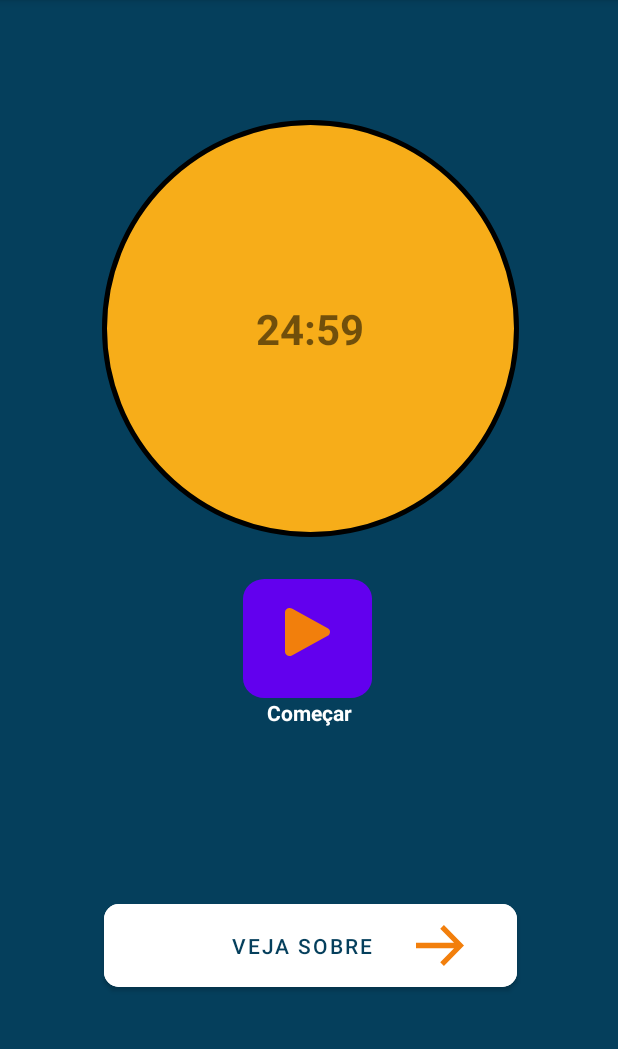
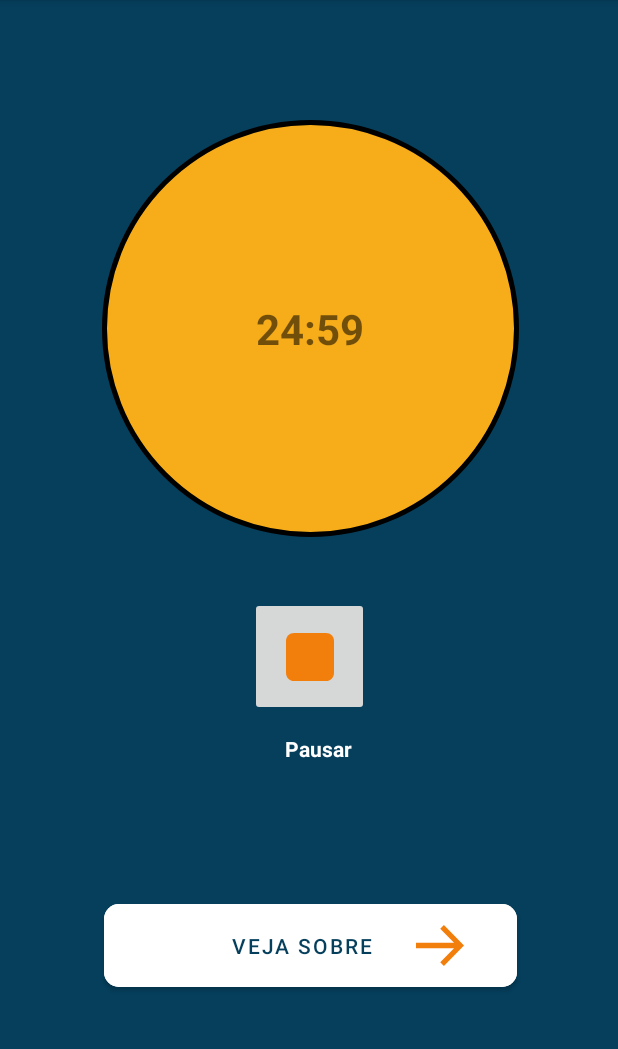
Before and after one commit to ulipese/pocus-app, an Android app: the screen it shows after launch (MainActivity), after a tap on an icon or button, on a phone screen of 412 x 824 dp, the part 84-1133 px from its top. Run offline under Robolectric (Android 15) with nearby library versions, the phone set to English and light mode, and no system bars.

Commit message:
To perdendo a cabeça

```diff
--- a/app/src/main/java/com/example/pocusapp/MainActivity.java
+++ b/app/src/main/java/com/example/pocusapp/MainActivity.java
@@ -13,6 +13,7 @@ import android.os.CountDownTimer;
 import android.os.Vibrator;
 import android.view.View;
 import android.widget.Button;
+import android.widget.ImageButton;
 import android.widget.TextView;
 import android.widget.Toast;
 
@@ -26,7 +27,8 @@ public class MainActivity extends AppCompatActivity implements SensorEventListen
     private Sensor proximity;
     public static final long START_TIME_IN_MILLIS = 25 * 60000;
     private TextView mTextViewCountDown;
-    private Button mButtonStartPause;
+    private TextView mTextViewButton;
+    private ImageButton mButtonStartPause;
     private android.widget.Button mButtonReset;
 //    private Vibrator v = (Vibrator) getSystemService(Context.VIBRATOR_SERVICE);
 
@@ -46,6 +48,7 @@ public class MainActivity extends AppCompatActivity implements SensorEventListen
         mTextViewCountDown = findViewById(R.id.text_view_timer);
         mButtonStartPause = findViewById(R.id.btn_startPause);
         mButtonReset = findViewById(R.id.btn_reset);
+        mTextViewButton = findViewById(R.id.txtviewbtnplaypause);
 
         sensorManager = (SensorManager) getSystemService(Context.SENSOR_SERVICE);
 
@@ -97,7 +100,8 @@ public class MainActivity extends AppCompatActivity implements SensorEventListen
             public void onFinish() {
                 mTimerRunning = false;
                 // muda o icon
-                mButtonStartPause.setBackgroundResource(R.drawable.ic_start_timer);
+                mButtonStartPause.setImageResource(R.drawable.ic_start_timer);
+                mTextViewButton.setText("Começar");
                 //muda a visibilidade do reset
                 mButtonReset.setVisibility(View.VISIBLE);
                 Vibrator v = (Vibrator) getSystemService(Context.VIBRATOR_SERVICE);
@@ -114,7 +118,8 @@ public class MainActivity extends AppCompatActivity implements SensorEventListen
         }.start();
         mTimerRunning = true;
         // muda o icon
-        mButtonStartPause.setBackgroundResource(R.drawable.ic_stop_timer);
+        mButtonStartPause.setImageResource(R.drawable.ic_stop_timer);
+        mTextViewButton.setText("Pausar");
         //Muda a visibilidade do reset
         mButtonReset.setVisibility(View.INVISIBLE);
     }
@@ -125,7 +130,8 @@ public class MainActivity extends AppCompatActivity implements SensorEventListen
         mCountDownTimer.cancel();
         mTimerRunning = false;
         // muda o icon
-        mButtonStartPause.setBackgroundResource(R.drawable.ic_start_timer);
+        mButtonStartPause.setImageResource(R.drawable.ic_start_timer);
+        mTextViewButton.setText("Começar");
         // Muda a visibilidade do reset
         mButtonReset.setVisibility(View.VISIBLE);
     }
--- a/app/src/main/res/layout/activity_main.xml
+++ b/app/src/main/res/layout/activity_main.xml
@@ -37,14 +37,12 @@
         android:layout_marginStart="67dp"
         android:layout_marginTop="80dp"
         android:layout_marginEnd="66dp"
-        android:layout_marginBottom="6dp"
         android:background="@drawable/rounded_corner_txtview_timer"
         android:paddingVertical="120dp"
         android:text="00:00"
         android:textAlignment="center"
         android:textSize="28dp"
         android:textStyle="bold"
-        app:layout_constraintBottom_toTopOf="@+id/btn_startPause"
         app:layout_constraintEnd_toEndOf="parent"
         app:layout_constraintStart_toStartOf="parent"
         app:layout_constraintTop_toTopOf="parent" />
@@ -69,34 +67,34 @@
         app:layout_constraintTop_toTopOf="@+id/text_view_timer"
         tools:visibility="visible" />
 
-    <Button
-        android:id="@+id/btn_startPause"
-        android:layout_width="86dp"
-        android:layout_height="79dp"
-        android:layout_marginStart="162dp"
-        android:layout_marginTop="28dp"
-        android:layout_marginEnd="163dp"
-        android:backgroundTint="#EDEDED"
-        app:cornerRadius="10dp"
-        app:icon="@drawable/ic_start_timer"
-        app:iconGravity="textTop"
-        app:iconTint="#F27F0C"
-        app:layout_constraintEnd_toEndOf="parent"
-        app:layout_constraintHorizontal_bias="0.0"
-        app:layout_constraintStart_toStartOf="parent"
-        app:layout_constraintTop_toBottomOf="@+id/text_view_timer" />
-
     <TextView
-        android:id="@+id/textView6"
+        android:id="@+id/txtviewbtnplaypause"
         android:layout_width="wrap_content"
         android:layout_height="wrap_content"
         android:layout_marginStart="177dp"
         android:layout_marginEnd="177dp"
+        android:layout_marginBottom="76dp"
         android:text="@string/start"
         android:textColor="#FFFFFF"
         android:textStyle="bold"
+        app:layout_constraintBottom_toTopOf="@+id/btnGoFocus5"
         app:layout_constraintEnd_toEndOf="parent"
+        app:layout_constraintHorizontal_bias="1.0"
         app:layout_constraintStart_toStartOf="parent"
         app:layout_constraintTop_toBottomOf="@+id/btn_startPause" />
 
+    <ImageButton
+        android:id="@+id/btn_startPause"
+        android:layout_width="79dp"
+        android:layout_height="79dp"
+        android:layout_marginStart="166dp"
+        android:layout_marginTop="28dp"
+        android:layout_marginEnd="166dp"
+        app:layout_constraintBottom_toTopOf="@+id/txtviewbtnplaypause"
+        app:layout_constraintEnd_toEndOf="parent"
+        app:layout_constraintStart_toStartOf="parent"
+        app:layout_constraintTop_toBottomOf="@+id/text_view_timer"
+        app:srcCompat="@drawable/ic_start_timer"
+        tools:ignore="SpeakableTextPresentCheck" />
+
 </androidx.constraintlayout.widget.ConstraintLayout>
```
Also changed, not shown: app/src/main/AndroidManifest.xml (+9 -9 lines), app/src/main/java/com/example/pocusapp/AboutActivity.java (+12 -4 lines), app/src/main/java/com/example/pocusapp/permissions_activity.java (+7 -0 lines), app/src/main/res/layout/activity_permissions.xml (+27 -0 lines), app/src/main/res/values/strings.xml (+8 -0 lines).
